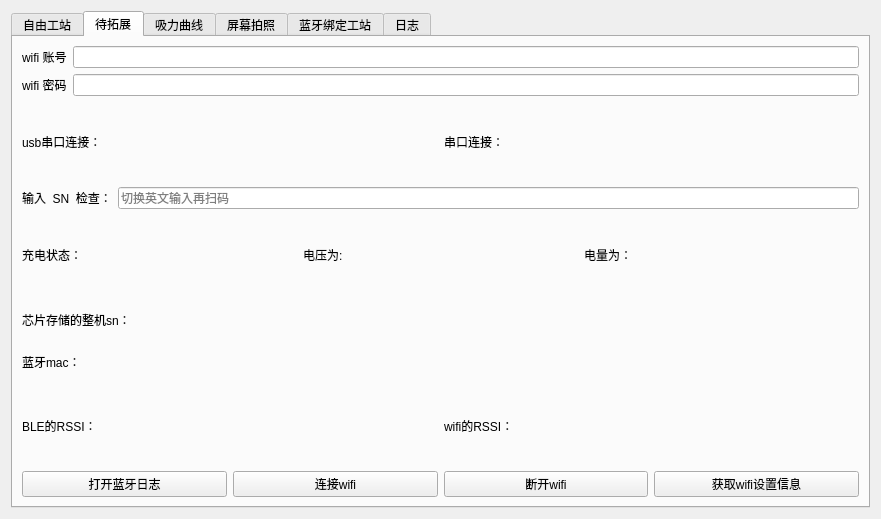
yuhuang163/test, file work_station/freework/qfreework.ui: the form before one commit.
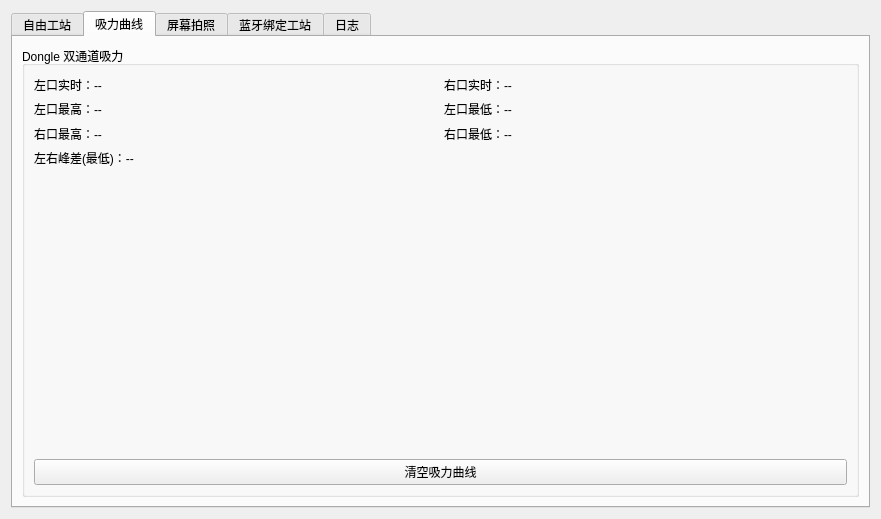
The form after the commit. The open tabs and pages were chosen to show the change.

Commit message: 删除待拓展内容调整ui

Patch:
```diff
--- a/work_station/freework/qfreework.ui
+++ b/work_station/freework/qfreework.ui
@@ -500,221 +500,6 @@
         </item>
        </layout>
       </widget>
-      <widget class="QWidget" name="tab_2">
-       <attribute name="title">
-        <string>待拓展</string>
-       </attribute>
-       <layout class="QGridLayout" name="gridLayout_3">
-        <item row="2" column="0">
-         <layout class="QHBoxLayout" name="horizontalLayout_9">
-          <property name="topMargin">
-           <number>0</number>
-          </property>
-          <item>
-           <widget class="QLabel" name="label_6">
-            <property name="text">
-             <string>输入  SN  检查：</string>
-            </property>
-           </widget>
-          </item>
-          <item>
-           <widget class="QLineEdit" name="snInput">
-            <property name="sizePolicy">
-             <sizepolicy hsizetype="Expanding" vsizetype="Fixed">
-              <horstretch>0</horstretch>
-              <verstretch>0</verstretch>
-             </sizepolicy>
-            </property>
-            <property name="placeholderText">
-             <string>切换英文输入再扫码</string>
-            </property>
-           </widget>
-          </item>
-         </layout>
-        </item>
-        <item row="5" column="0">
-         <layout class="QHBoxLayout" name="horizontalLayout_7">
-          <property name="topMargin">
-           <number>0</number>
-          </property>
-          <item>
-           <widget class="QLabel" name="BLE_RSSI">
-            <property name="text">
-             <string>BLE的RSSI：</string>
-            </property>
-           </widget>
-          </item>
-          <item>
-           <widget class="QLabel" name="WIFI_RSSI">
-            <property name="text">
-             <string>wifi的RSSI：</string>
-            </property>
-           </widget>
-          </item>
-         </layout>
-        </item>
-        <item row="0" column="0">
-         <layout class="QVBoxLayout" name="verticalLayout_2">
-          <item>
-           <layout class="QHBoxLayout" name="horizontalLayout_4">
-            <item>
-             <widget class="QLabel" name="label_3">
-              <property name="text">
-               <string>wifi 账号</string>
-              </property>
-             </widget>
-            </item>
-            <item>
-             <widget class="QLineEdit" name="wifiUserName">
-              <property name="readOnly">
-               <bool>true</bool>
-              </property>
-             </widget>
-            </item>
-           </layout>
-          </item>
-          <item>
-           <layout class="QHBoxLayout" name="horizontalLayout_5">
-            <item>
-             <widget class="QLabel" name="label_4">
-              <property name="text">
-               <string>wifi 密码</string>
-              </property>
-             </widget>
-            </item>
-            <item>
-             <widget class="QLineEdit" name="wifiPassword">
-              <property name="echoMode">
-               <enum>QLineEdit::Password</enum>
-              </property>
-              <property name="readOnly">
-               <bool>true</bool>
-              </property>
-             </widget>
-            </item>
-           </layout>
-          </item>
-         </layout>
-        </item>
-        <item row="4" column="0">
-         <layout class="QVBoxLayout" name="verticalLayout">
-          <property name="topMargin">
-           <number>0</number>
-          </property>
-          <item>
-           <widget class="QLabel" name="product_sn">
-            <property name="text">
-             <string>芯片存储的整机sn：</string>
-            </property>
-           </widget>
-          </item>
-          <item>
-           <widget class="QLabel" name="macLabel">
-            <property name="text">
-             <string>蓝牙mac：</string>
-            </property>
-           </widget>
-          </item>
-         </layout>
-        </item>
-        <item row="1" column="0">
-         <layout class="QHBoxLayout" name="horizontalLayout_11">
-          <item>
-           <widget class="QLabel" name="usbuartstate">
-            <property name="sizePolicy">
-             <sizepolicy hsizetype="Preferred" vsizetype="Preferred">
-              <horstretch>0</horstretch>
-              <verstretch>0</verstretch>
-             </sizepolicy>
-            </property>
-            <property name="text">
-             <string>usb串口连接：</string>
-            </property>
-           </widget>
-          </item>
-          <item>
-           <widget class="QLabel" name="uartstate">
-            <property name="sizePolicy">
-             <sizepolicy hsizetype="Preferred" vsizetype="Preferred">
-              <horstretch>0</horstretch>
-              <verstretch>0</verstretch>
-             </sizepolicy>
-            </property>
-            <property name="text">
-             <string>串口连接：</string>
-            </property>
-           </widget>
-          </item>
-         </layout>
-        </item>
-        <item row="6" column="0">
-         <layout class="QHBoxLayout" name="horizontalLayout_8">
-          <property name="topMargin">
-           <number>0</number>
-          </property>
-          <item>
-           <widget class="QPushButton" name="pushButton_2">
-            <property name="text">
-             <string>打开蓝牙日志</string>
-            </property>
-           </widget>
-          </item>
-          <item>
-           <widget class="QPushButton" name="connectwifi">
-            <property name="text">
-             <string>连接wifi</string>
-            </property>
-           </widget>
-          </item>
-          <item>
-           <widget class="QPushButton" name="disconnectwifi">
-            <property name="enabled">
-             <bool>true</bool>
-            </property>
-            <property name="text">
-             <string>断开wifi</string>
-            </property>
-           </widget>
-          </item>
-          <item>
-           <widget class="QPushButton" name="getwifi">
-            <property name="text">
-             <string>获取wifi设置信息</string>
-            </property>
-           </widget>
-          </item>
-         </layout>
-        </item>
-        <item row="3" column="0">
-         <layout class="QHBoxLayout" name="horizontalLayout_14">
-          <property name="topMargin">
-           <number>0</number>
-          </property>
-          <item>
-           <widget class="QLabel" name="battary_state">
-            <property name="text">
-             <string>充电状态：</string>
-            </property>
-           </widget>
-          </item>
-          <item>
-           <widget class="QLabel" name="battary_voltage">
-            <property name="text">
-             <string>电压为:</string>
-            </property>
-           </widget>
-          </item>
-          <item>
-           <widget class="QLabel" name="battary_value">
-            <property name="text">
-             <string>电量为：</string>
-            </property>
-           </widget>
-          </item>
-         </layout>
-        </item>
-       </layout>
-      </widget>
       <widget class="QWidget" name="tab_chart">
        <attribute name="title">
         <string>吸力曲线</string>
```
Left out of the diff: 52 changed lines with no effect on the pictures. Lines whose indentation alone changed are shown as unchanged. The commit also changes 7 other files.
